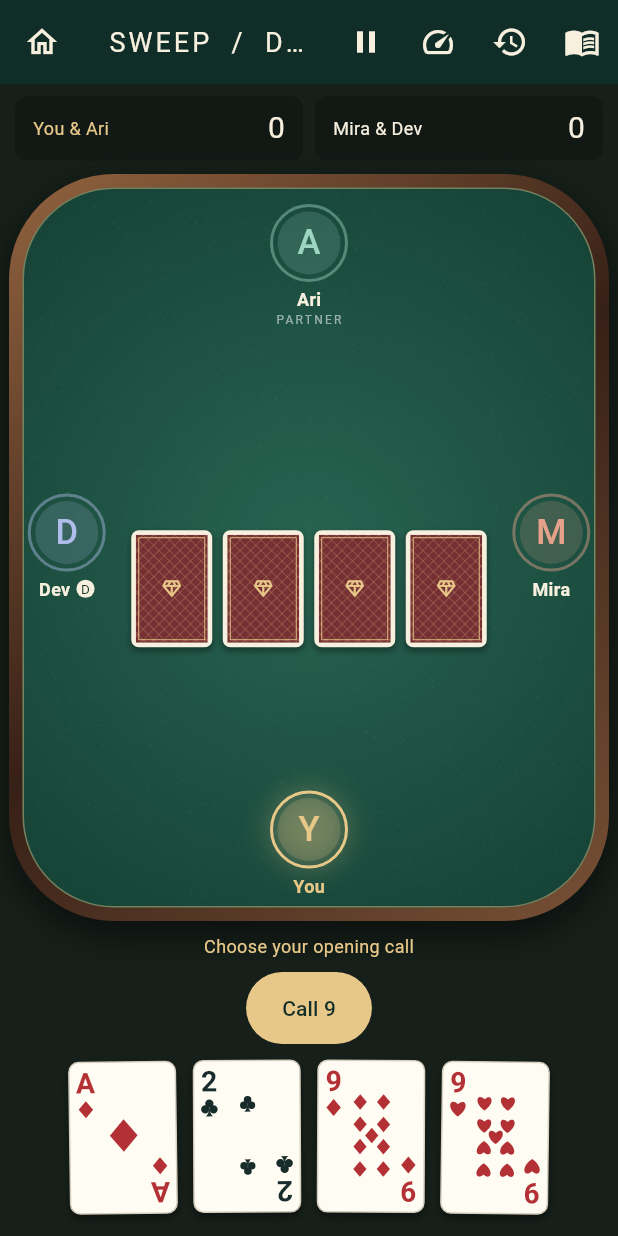
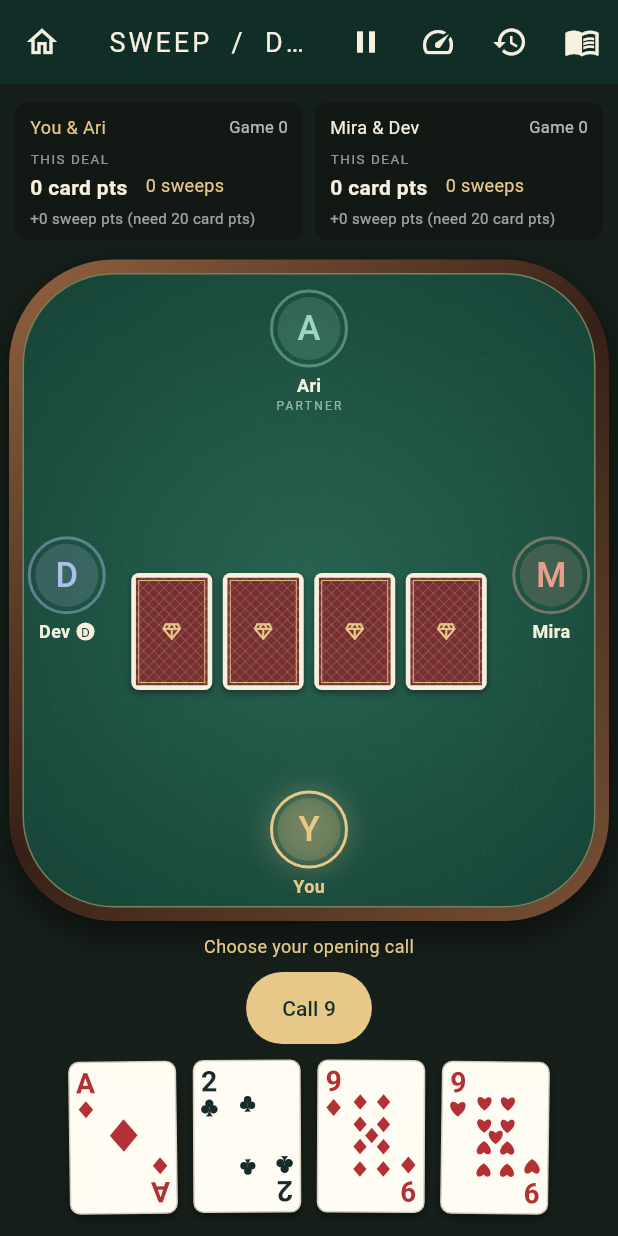
Before and after one commit to SirfCode/Sweep, a Flutter app: the screen it shows after launch, after a tap on "New game", on a phone screen of 412 x 824 dp. Run offline on Flutter 3.47's test engine with Material 3 defaults, Android fonts, the phone set to English and light mode, and no system bars; our stand-ins replace shared_preferences; Roboto replaces fonts that are missing (Georgia).

Commit message:
Show live current-deal points and sweeps for both teams

```diff
--- a/lib/table_view.dart
+++ b/lib/table_view.dart
@@ -39,34 +39,60 @@ extension _TableView on _SweepScreenState {
     _update(() => _preview = options[(current + 1) % options.length]);
   }
 
-  Widget _scores() {
+  Widget _scores({bool stacked = false}) {
     final g = _game!;
-    return Row(mainAxisAlignment: MainAxisAlignment.center, children: [
+    final panels = <Widget>[
       for (var team = 0; team < 2; team++)
-        Expanded(
-            child: Tooltip(
-                message:
-                    '${g.score(team).cardPoints} captured card points • ${g.score(team).earnedSweepPoints} pending sweep points',
-                child: Container(
-                    margin: const EdgeInsets.symmetric(horizontal: 4),
-                    padding:
-                        const EdgeInsets.symmetric(horizontal: 12, vertical: 7),
+        Container(
+            margin: const EdgeInsets.all(4),
+            padding: const EdgeInsets.symmetric(horizontal: 10, vertical: 8),
             decoration: BoxDecoration(
                 color: Colors.black.withValues(alpha: .18),
                 borderRadius: BorderRadius.circular(8)),
-                    child: Row(children: [
+            child:
+                Column(crossAxisAlignment: CrossAxisAlignment.start, children: [
+              Row(children: [
                 Expanded(
                     child: Text(team == 0 ? 'You & Ari' : 'Mira & Dev',
                         style: TextStyle(
-                                  color: team == 0 ? gold : cream,
-                                  fontSize: 12))),
-                      Text('${g.totals[team]}',
+                            color: team == 0 ? gold : cream, fontSize: 12))),
+                Text('Game ${g.totals[team]}',
+                    key: Key('score-game-total-$team'),
+                    style:
+                        const TextStyle(color: Colors.white70, fontSize: 11)),
+              ]),
+              const SizedBox(height: 6),
+              const Text('THIS DEAL',
+                  style: TextStyle(
+                      color: Colors.white54, fontSize: 9, letterSpacing: 1)),
+              const SizedBox(height: 3),
+              Wrap(spacing: 12, runSpacing: 3, children: [
+                Text('${g.score(team).cardPoints} card pts',
+                    key: Key('score-card-points-$team'),
                     style: const TextStyle(
-                              fontFamily: 'Georgia',
-                              fontSize: 20,
-                              color: cream))
-                    ])))),
-    ]);
+                        color: cream,
+                        fontSize: 14,
+                        fontWeight: FontWeight.bold)),
+                Text('${g.sweeps[team].length} sweeps',
+                    key: Key('score-sweeps-$team'),
+                    style: const TextStyle(color: gold, fontSize: 12)),
+              ]),
+              const SizedBox(height: 3),
+              Tooltip(
+                  message:
+                      'Sweep bonuses count at the end of the deal only if your team collects at least 20 card points.',
+                  child: Text(
+                      '+${g.score(team).earnedSweepPoints} sweep pts${g.score(team).cardPoints < 20 ? ' (need 20 card pts)' : ' (pending)'}',
+                      key: Key('score-sweep-points-$team'),
+                      style: const TextStyle(
+                          color: Colors.white60, fontSize: 10))),
+            ])),
+    ];
+    return stacked
+        ? Column(children: panels)
+        : Row(
+            crossAxisAlignment: CrossAxisAlignment.start,
+            children: [for (final panel in panels) Expanded(child: panel)]);
   }
 
   Widget _table() => LayoutBuilder(builder: (context, constraints) {
@@ -123,7 +149,7 @@ extension _TableView on _SweepScreenState {
                                         : 'Your turn · Choose a card')
                                     : '${seatNames[g.turn]} is thinking…');
         final sections = <Widget>[
-          if (!compact)
+          if (!compact || !wide)
             Padding(
                 padding: const EdgeInsets.only(bottom: 9),
                 child: ConstrainedBox(
@@ -135,13 +161,6 @@ extension _TableView on _SweepScreenState {
                       constraints: const BoxConstraints(maxWidth: 1100),
                       child: FeltSurface(
                           child: Stack(children: [
-                        if (compact)
-                          Positioned(
-                              left: 25,
-                              top: 8,
-                              child: Text('${g.totals[0]} : ${g.totals[1]}',
-                                  style: const TextStyle(
-                                      color: gold, fontSize: 12))),
                         Positioned(
                             top: compact ? 2 : 10,
                             left: 0,
@@ -358,8 +377,10 @@ extension _TableView on _SweepScreenState {
                         SizedBox(
                             width: 260,
                             child: SingleChildScrollView(
-                                child: Column(
-                                    children: sections.skip(1).toList())))
+                                child: Column(children: [
+                              _scores(),
+                              ...sections.skip(1)
+                            ])))
                       ])
                     : Column(children: sections)));
       });
```
Also changed, not shown: artifacts/v0.2-desktop-selection.png, artifacts/v0.2-desktop.png, artifacts/v0.2-landscape-selection.png, artifacts/v0.2-landscape.png, artifacts/v0.2-portrait-selection.png, artifacts/v0.2-portrait.png, artifacts/v0.2-small-selection.png, artifacts/v0.2-small.png, 3 other files. Lines whose indentation alone changed are shown as unchanged.
